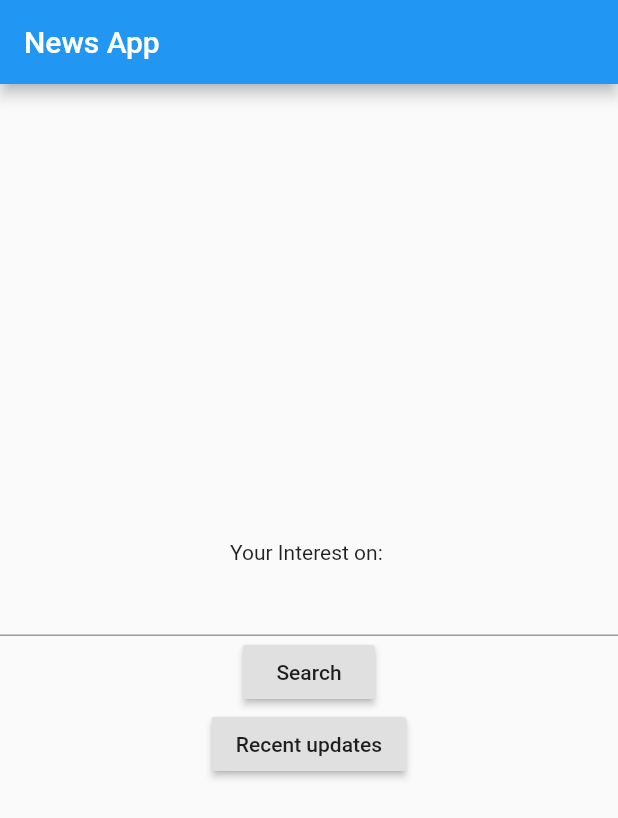
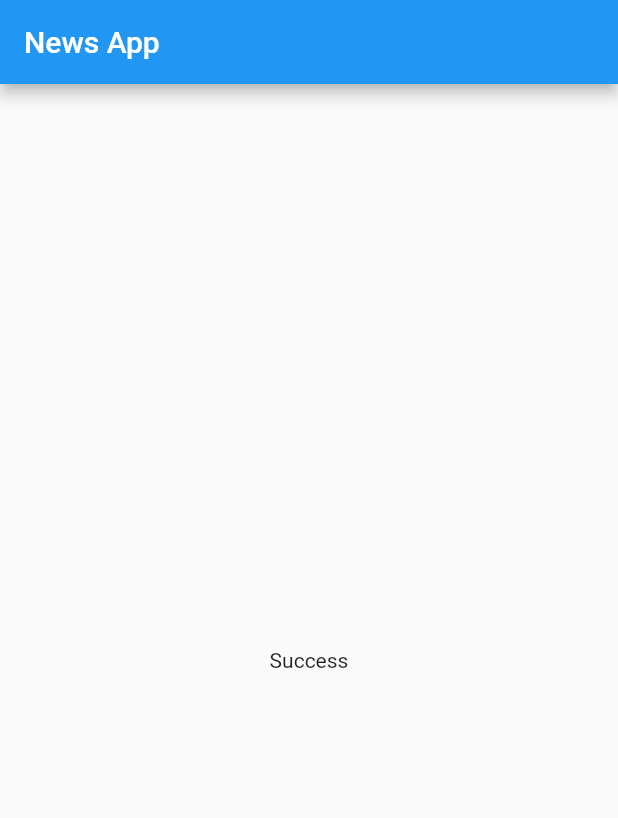
Before and after one commit to gokul-a-krishnan/news_app, a Flutter app: the screen it shows after launch, after a tap on "Search", on a phone screen of 412 x 824 dp. Shown: the top 818 px of the screen. Run offline on Flutter 3.47's test engine with Material 2 defaults, Android fonts, the phone set to English and light mode, and no system bars; our stand-ins replace bloc, dio, flutter_bloc; network calls fail.

Commit message:
added bloc

```diff
--- a/lib/bloc/news/bloc.dart
+++ b/lib/bloc/news/bloc.dart
@@ -1,15 +1,31 @@
 import 'dart:async';
 
 import 'package:bloc/bloc.dart';
+import 'package:dio/dio.dart';
 import 'package:news_app/bloc/news.dart';
+import 'package:news_app/model/news.dart';
+import 'package:news_app/service/news.dart';
 
 class NewsBloc extends Bloc<NewsEvent, NewsState> {
   NewsBloc() : super(NewsInitial());
+  NewsService _service = NewsService();
 
   @override
   Stream<NewsState> mapEventToState(
     NewsEvent event,
   ) async* {
-    // TODO: implement mapEventToState
+    yield NewsLoading();
+    try {
+      if (event is SearchEvent) {
+        Future<List<News>> news = _service.getNews(event.title);
+        yield NewsSuccess(news);
+      }
+      if (event is RecentEvent) {
+        Future<List<News>> news = _service.getHeadLines();
+        yield NewsSuccess(news);
+      }
+    } on DioError catch (err) {
+      yield NewsError(err.message);
+    }
   }
 }
--- a/lib/bloc/news/event.dart
+++ b/lib/bloc/news/event.dart
@@ -1,9 +1,9 @@
 abstract class NewsEvent {}
 
 class SearchEvent extends NewsEvent {
-  final String search;
+  final String title;
 
-  SearchEvent(this.search);
+  SearchEvent(this.title);
 }
 
 class RecentEvent extends NewsEvent {}
--- a/lib/bloc/news/state.dart
+++ b/lib/bloc/news/state.dart
@@ -1,9 +1,19 @@
+import 'package:news_app/model/news.dart';
+
 abstract class NewsState {}
 
 class NewsInitial extends NewsState {}
 
 class NewsLoading extends NewsState {}
 
-class NewsSuccess extends NewsState {}
+class NewsSuccess extends NewsState {
+  final Future<List<News>> news;
 
-class NewsError extends NewsState {}
+  NewsSuccess(this.news);
+}
+
+class NewsError extends NewsState {
+  final String message;
+
+  NewsError(this.message);
+}
--- a/lib/main.dart
+++ b/lib/main.dart
@@ -1,5 +1,8 @@
 import 'package:flutter/cupertino.dart';
 import 'package:flutter/material.dart';
+import 'package:flutter_bloc/flutter_bloc.dart';
+import 'package:news_app/bloc/news.dart';
+import 'package:news_app/bloc/news/bloc.dart';
 import 'package:news_app/service/news.dart';
 
 void main() {
@@ -15,7 +18,10 @@ class App extends StatelessWidget {
         primarySwatch: Colors.blue,
         visualDensity: VisualDensity.adaptivePlatformDensity,
       ),
-      home: HomePage(),
+      home: BlocProvider(
+        create: (BuildContext context) => NewsBloc(),
+        child: HomePage(),
+      ),
     );
   }
 }
@@ -28,13 +34,58 @@ class HomePage extends StatefulWidget {
 class _HomePageState extends State<HomePage> {
   String title = '';
 
+  NewsBloc newsBloc;
+
+  @override
+  void initState() {
+    super.initState();
+    newsBloc = BlocProvider.of<NewsBloc>(context);
+  }
+
+  @override
+  void dispose() {
+    newsBloc.close();
+    super.dispose();
+  }
+
   @override
   Widget build(BuildContext context) {
     return Scaffold(
       appBar: AppBar(
         title: Text('News App'),
       ),
-      body: buildInitial(),
+      body: BlocConsumer<NewsBloc, NewsState>(
+        listener: (BuildContext context, NewsState state) {
+          if (state is NewsError) {
+            Scaffold.of(context).showSnackBar(
+              SnackBar(
+                content: Text(state.message),
+              ),
+            );
+          }
+        },
+        builder: (BuildContext context, NewsState state) {
+          if (state is NewsLoading) {
+            return Center(
+              child: CircularProgressIndicator(),
+            );
+          }
+          if (state is NewsSuccess) {
+            return Center(
+              child: FutureBuilder(
+                future: state.news,
+                builder: (context, data) {
+                  if (data.connectionState == ConnectionState.done) {
+                    print(data.data);
+                  }
+                  return Text('Success');
+                },
+              ),
+            );
+          }
+          return buildInitial();
+        },
+      ),
     );
   }
 
@@ -52,17 +103,15 @@ class _HomePageState extends State<HomePage> {
             },
           ),
           RaisedButton(
-            onPressed: () async {
-              NewsService news = NewsService();
-              print(await news.getNews(title));
+            onPressed: () {
+              newsBloc.add(SearchEvent(title));
             },
             child: Text('Search'),
           ),
           SizedBox(),
           RaisedButton(
-            onPressed: () async {
-              NewsService news = NewsService();
-              print(await news.getHeadLines());
+            onPressed: () {
+              newsBloc.add(RecentEvent());
             },
             child: Text('Recent updates'),
           )
--- a/lib/service/news.dart
+++ b/lib/service/news.dart
@@ -6,21 +6,21 @@ class NewsService {
   final String _baseUrl = 'https://newsapi.org/v2';
   Dio _dio = Dio();
 
-  getHeadLines() async {
+  Future<List<News>> getHeadLines() async {
     _dio.options = BaseOptions(baseUrl: _baseUrl);
     Response res = await _dio.get('/top-headlines',
         queryParameters: {'apiKey': _apiKey, 'country': 'in'});
     return _transform(res.data);
   }
 
-  getNews(String title) async {
+  Future<List<News>> getNews(String title) async {
     _dio.options = BaseOptions(baseUrl: _baseUrl);
     Response res = await _dio
         .get('/everything', queryParameters: {'apiKey': _apiKey, 'q': title});
     return _transform(res.data);
   }
 
-  _transform(res) {
+  List<News> _transform(res) {
     List articles = res['articles'];
     List<News> news = List<News>();
     articles.forEach((article) {
```
